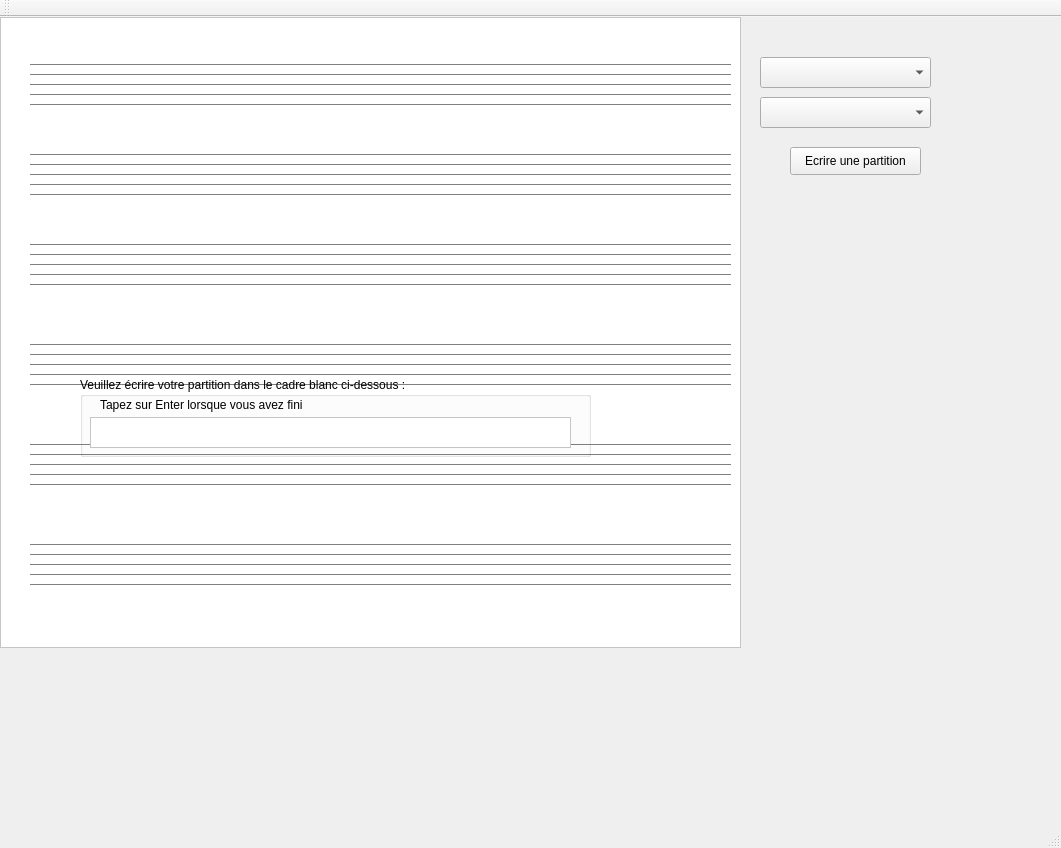
Qt form mainwindow.ui (DepinfoCamille/ProjetMusiqueQt2) before a commit.
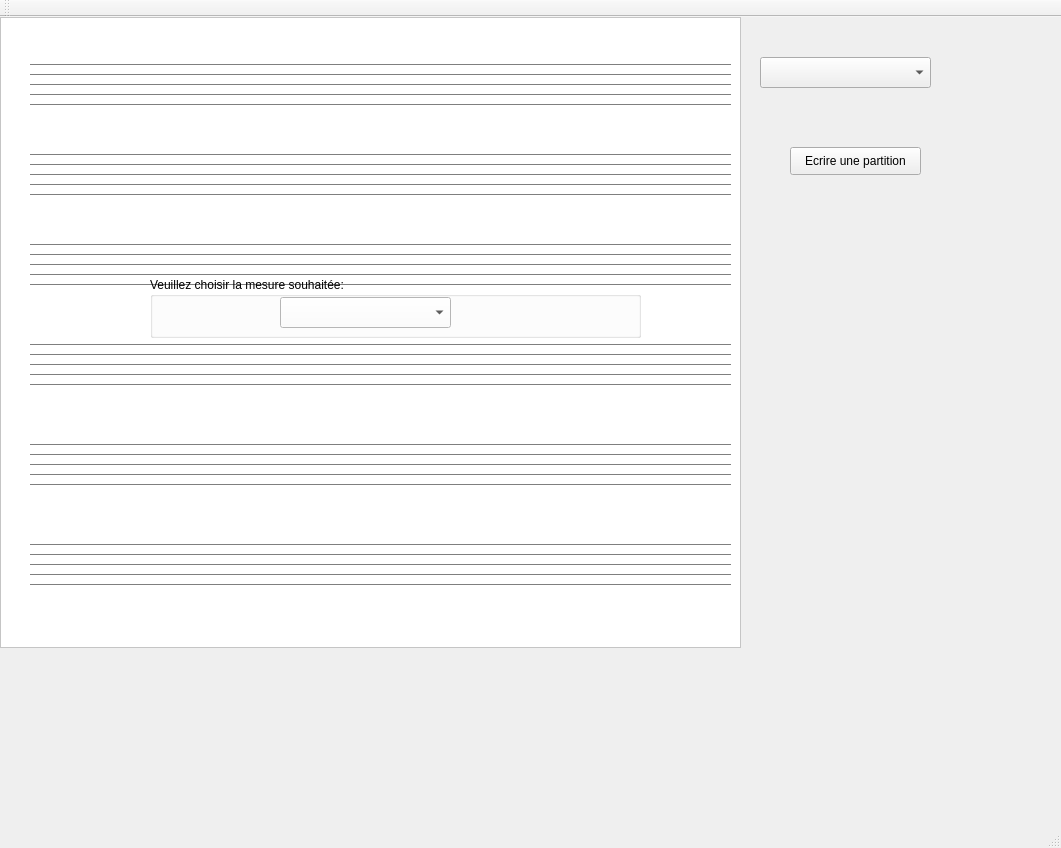
The same form after that commit.

What changed in the file:
```diff
--- a/mainwindow.ui
+++ b/mainwindow.ui
@@ -877,15 +877,40 @@
     <widget class="QStackedWidget" name="dialogue">
      <property name="geometry">
       <rect>
-       <x>60</x>
-       <y>340</y>
+       <x>100</x>
+       <y>220</y>
        <width>601</width>
        <height>131</height>
       </rect>
      </property>
      <property name="currentIndex">
-      <number>1</number>
+      <number>0</number>
      </property>
+     <widget class="QWidget" name="page_4">
+      <widget class="QGroupBox" name="boxTempo_2">
+       <property name="geometry">
+        <rect>
+         <x>50</x>
+         <y>40</y>
+         <width>491</width>
+         <height>61</height>
+        </rect>
+       </property>
+       <property name="title">
+        <string>Veuillez choisir la mesure souhaitée:</string>
+       </property>
+       <widget class="QComboBox" name="MESURE">
+        <property name="geometry">
+         <rect>
+          <x>130</x>
+          <y>20</y>
+          <width>171</width>
+          <height>31</height>
+         </rect>
+        </property>
+       </widget>
+      </widget>
+     </widget>
      <widget class="QWidget" name="page">
       <widget class="QGroupBox" name="boxTempo">
        <property name="geometry">
@@ -995,16 +1020,6 @@
      </widget>
     </widget>
    </widget>
-   <widget class="QComboBox" name="MESURE">
-    <property name="geometry">
-     <rect>
-      <x>760</x>
-      <y>80</y>
-      <width>171</width>
-      <height>31</height>
-     </rect>
-    </property>
-   </widget>
    <widget class="QPushButton" name="boutonEcrirePartition">
     <property name="geometry">
      <rect>
```
